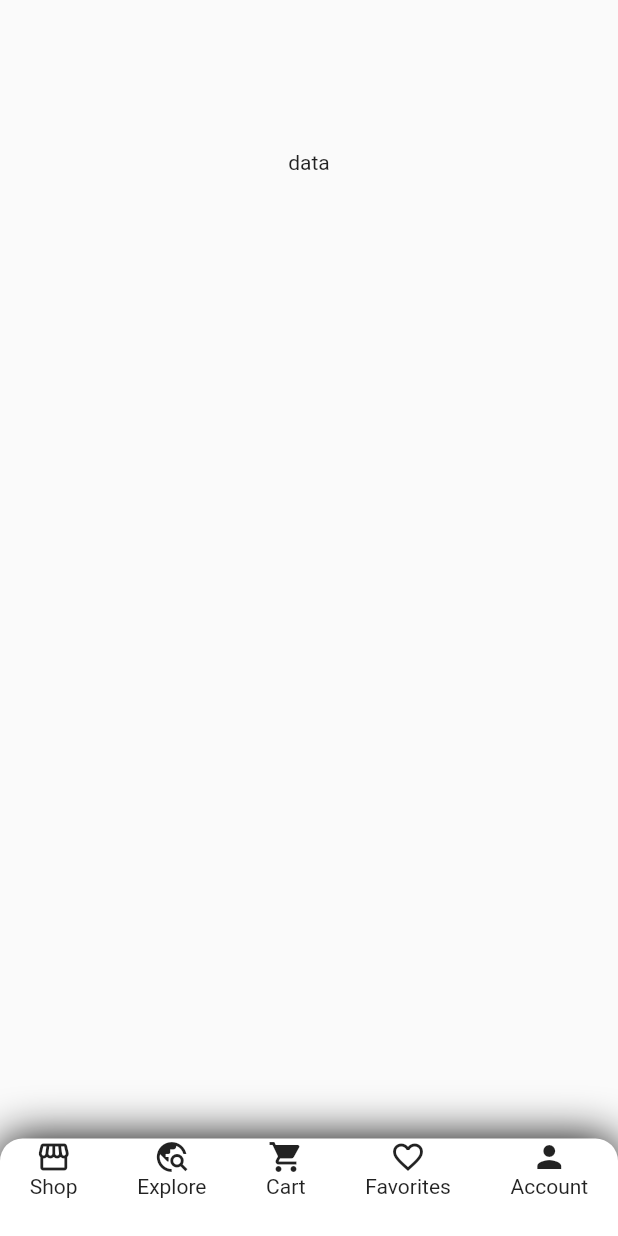
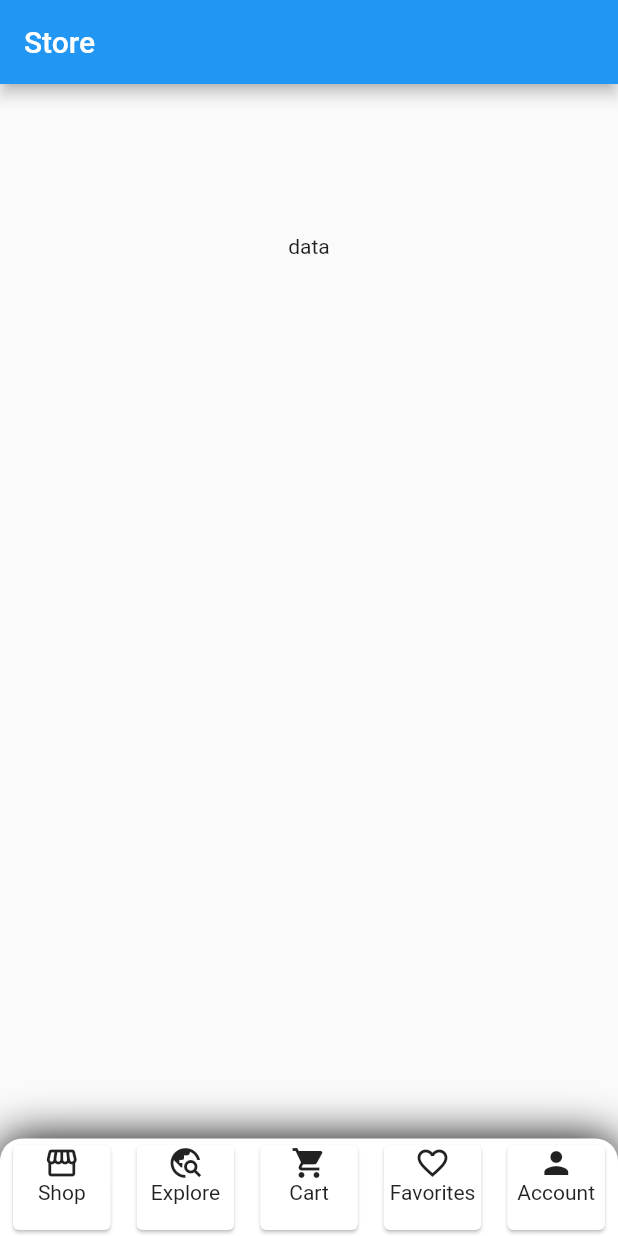
Before and after one commit to PlateroJulio/StoreFlutter, a Flutter app: the screen it shows after launch, on a phone screen of 412 x 824 dp. Run offline on Flutter 3.47's test engine with Material 2 defaults, Android fonts, the phone set to English and light mode, and no system bars.

Commit message:
Navigationbar of the app

```diff
--- a/lib/components/home_screen/Home.dart
+++ b/lib/components/home_screen/Home.dart
@@ -1,27 +1,14 @@
 import 'package:flutter/material.dart';
+import 'package:store/components/home_screen/widgets/NavigationBar.dart';
 
 class Home extends StatelessWidget {
   @override
   Widget build(BuildContext context) {
     return Scaffold(
-        bottomNavigationBar: Container(
-            height: 65,
-            decoration: BoxDecoration(
-                color: Colors.white,
-                boxShadow: [BoxShadow(offset: Offset(0, 0), blurRadius: 25)],
-                borderRadius: BorderRadius.only(
-                    topLeft: Radius.circular(15),
-                    topRight: Radius.circular(15))),
-            child: Row(
-              mainAxisAlignment: MainAxisAlignment.spaceAround,
-              children: <Widget>[
-                itemShop(),
-                itemExplore(),
-                itemCart(),
-                itemFavorite(),
-                itemAccount()
-              ],
-            )),
+        appBar: AppBar(
+          title: Text('Store'),
+        ),
+        bottomNavigationBar: NavigationBar(),
         body: SingleChildScrollView(
           child: Column(
             children: <Widget>[
@@ -36,33 +23,3 @@ class Home extends StatelessWidget {
         ));
   }
 }
-
-Widget itemShop() {
-  return Column(
-    children: [Icon(Icons.storefront), Text('Shop')],
-  );
-}
-
-Widget itemExplore() {
-  return Column(
-    children: [Icon(Icons.travel_explore), Text('Explore')],
-  );
-}
-
-Widget itemCart() {
-  return Column(
-    children: [Icon(Icons.shopping_cart), Text('Cart')],
-  );
-}
-
-Widget itemFavorite() {
-  return Column(
-    children: [Icon(Icons.favorite_border), Text('Favorites')],
-  );
-}
-
-Widget itemAccount() {
-  return Column(
-    children: [Icon(Icons.person), Text('Account')],
-  );
-}
--- /dev/null
+++ b/lib/components/home_screen/widgets/NavigationBar.dart
@@ -0,0 +1,127 @@
+import 'package:flutter/material.dart';
+import 'package:store/components/account_screen/Account.dart';
+import 'package:store/components/cart_screen/Cart.dart';
+import 'package:store/components/explore_screen/Explore.dart';
+import 'package:store/components/favorite_screen/Favorite.dart';
+import 'package:store/components/shop_screen/Shop.dart';
+
+class NavigationBar extends StatelessWidget {
+  const NavigationBar({Key? key}) : super(key: key);
+
+  @override
+  Widget build(BuildContext context) {
+    return Container(
+        height: 65,
+        decoration: BoxDecoration(
+            color: Colors.white,
+            boxShadow: [BoxShadow(offset: Offset(0, 0), blurRadius: 25)],
+            borderRadius: BorderRadius.only(
+                topLeft: Radius.circular(15), topRight: Radius.circular(15))),
+        child: Row(
+          mainAxisAlignment: MainAxisAlignment.spaceAround,
+          children: <Widget>[
+            itemShop(context),
+            itemExplore(context),
+            itemCart(context),
+            itemFavorite(context),
+            itemAccount(context)
+          ],
+        ));
+  }
+}
+
+Widget itemShop(context) {
+  return Card(
+    child: InkWell(
+      onTap: () {
+        Navigator.push(
+          context,
+          MaterialPageRoute(builder: (context) => Shop()),
+        );
+      },
+      child: Container(
+          height: 65,
+          width: 65,
+          child: Column(
+            children: [Icon(Icons.storefront), Text('Shop')],
+          )),
+    ),
+  );
+}
+
+Widget itemExplore(context) {
+  return Card(
+    child: InkWell(
+      onTap: () {
+        Navigator.push(
+          context,
+          MaterialPageRoute(builder: (context) => Explore()),
+        );
+      },
+      child: Container(
+          height: 65,
+          width: 65,
+          child: Column(
+            children: [Icon(Icons.travel_explore), Text('Explore')],
+          )),
+    ),
+  );
+}
+
+Widget itemCart(context) {
+  return Card(
+    child: InkWell(
+      onTap: () {
+        Navigator.push(
+          context,
+          MaterialPageRoute(builder: (context) => Cart()),
+        );
+      },
+      child: Container(
+          height: 65,
+          width: 65,
+          child: Column(
+            children: [Icon(Icons.shopping_cart), Text('Cart')],
+          )),
+    ),
+  );
+}
+
+Widget itemFavorite(context) {
+  return Card(
+    child: InkWell(
+        onTap: () {
+          Navigator.push(
+            context,
+            MaterialPageRoute(builder: (context) => Favorite()),
+          );
+        },
+        child: Container(
+          height: 65,
+          width: 65,
+          child: Column(
+            children: [Icon(Icons.favorite_border), Text('Favorites')],
+          ),
+        )),
+  );
+}
+
+Widget itemAccount(context) {
+  return Card(
+    child: InkWell(
+      onTap: () {
+        Navigator.push(
+          context,
+          MaterialPageRoute(builder: (context) => Account()),
+        );
+      },
+      child: Container(
+        height: 65,
+        width: 65,
+        child: Column(
+          children: [Icon(Icons.person), Text('Account')],
+        ),
+      ),
+    ),
+  );
+}
```
Also changed, not shown: lib/components/account_screen/Account.dart (added, +21 -0 lines), lib/components/cart_screen/Cart.dart (added, +21 -0 lines), lib/components/detail_screen/Detail.dart (added, +21 -0 lines), lib/components/explore_screen/Explore.dart (added, +21 -0 lines), lib/components/favorite_screen/Favorite.dart (added, +21 -0 lines), lib/components/shop_screen/Shop.dart (added, +21 -0 lines).
